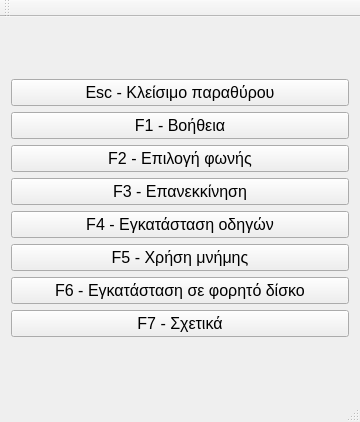
Old version of the form src/mainwindow.ui in the repository nstrikos/Emily.
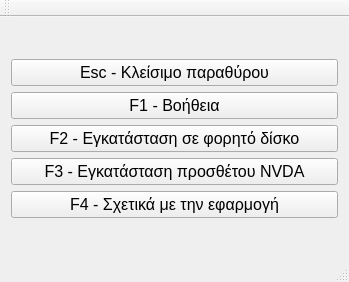
New version of the form.

Commit message: Refactoring main window

The edit to the form file:
```diff
--- a/src/mainwindow.ui
+++ b/src/mainwindow.ui
@@ -6,8 +6,8 @@
    <rect>
     <x>0</x>
     <y>0</y>
-    <width>360</width>
-    <height>422</height>
+    <width>349</width>
+    <height>282</height>
    </rect>
   </property>
   <property name="sizePolicy">
@@ -53,54 +53,6 @@
         </property>
        </widget>
       </item>
-      <item>
-       <widget class="QPushButton" name="selectVoiceButton">
-        <property name="font">
-         <font>
-          <pointsize>12</pointsize>
-         </font>
-        </property>
-        <property name="text">
-         <string>F2 - Επιλογή φωνής</string>
-        </property>
-       </widget>
-      </item>
-      <item>
-       <widget class="QPushButton" name="restartButton">
-        <property name="font">
-         <font>
-          <pointsize>12</pointsize>
-         </font>
-        </property>
-        <property name="text">
-         <string>F3 - Επανεκκίνηση</string>
-        </property>
-       </widget>
-      </item>
-      <item>
-       <widget class="QPushButton" name="installDriversButton">
-        <property name="font">
-         <font>
-          <pointsize>12</pointsize>
-         </font>
-        </property>
-        <property name="text">
-         <string>F4 - Εγκατάσταση οδηγών</string>
-        </property>
-       </widget>
-      </item>
-      <item>
-       <widget class="QPushButton" name="memoryButton">
-        <property name="font">
-         <font>
-          <pointsize>12</pointsize>
-         </font>
-        </property>
-        <property name="text">
-         <string>F5 - Χρήση μνήμης</string>
-        </property>
-       </widget>
-      </item>
       <item>
        <widget class="QPushButton" name="installDiskButton">
         <property name="font">
@@ -109,7 +61,19 @@
          </font>
         </property>
         <property name="text">
-         <string>F6 - Εγκατάσταση σε φορητό δίσκο</string>
+         <string>F2 - Εγκατάσταση σε φορητό δίσκο</string>
+        </property>
+       </widget>
+      </item>
+      <item>
+       <widget class="QPushButton" name="installDriversButton">
+        <property name="font">
+         <font>
+          <pointsize>12</pointsize>
+         </font>
+        </property>
+        <property name="text">
+         <string>F3 - Εγκατάσταση προσθέτου NVDA</string>
         </property>
        </widget>
       </item>
@@ -121,7 +85,7 @@
          </font>
         </property>
         <property name="text">
-         <string>F7 - Σχετικά</string>
+         <string>F4 - Σχετικά με την εφαρμογή</string>
         </property>
        </widget>
       </item>
```
Left out of the diff: 7 changed lines with no effect on the pictures. The commit also changes 1 other file.
